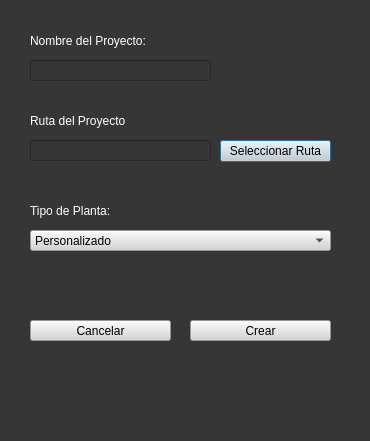
First picture: the form in App/Simulator_App/ui/project_create.ui, repository DanielMontoyaR/Toolbox-de-Simulaci-n-para-An-lisis-de-Se-ales-Mixtas, before the edit.
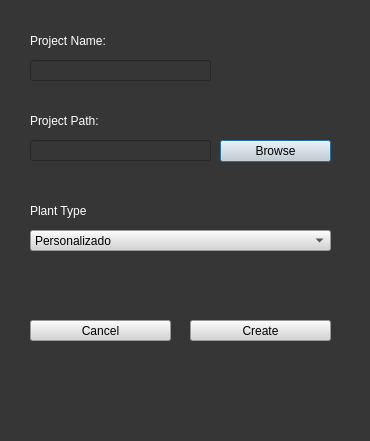
Second picture: the form after the edit.

Patch:
```diff
--- a/App/Simulator_App/ui/project_create.ui
+++ b/App/Simulator_App/ui/project_create.ui
@@ -39,7 +39,7 @@
 font: 10pt &quot;MS Shell Dlg 2&quot;;</string>
    </property>
    <property name="text">
-    <string>Nombre del Proyecto:</string>
+    <string>Project Name:</string>
    </property>
   </widget>
   <widget class="QLineEdit" name="nombreproyectolineEdit">
@@ -69,7 +69,7 @@
 color:rgb(255, 255, 255)</string>
    </property>
    <property name="text">
-    <string>Ruta del Proyecto</string>
+    <string>Project Path:</string>
    </property>
   </widget>
   <widget class="QLineEdit" name="rutalineEdit">
@@ -102,7 +102,7 @@
 font: 10pt &quot;MS Shell Dlg 2&quot;;</string>
    </property>
    <property name="text">
-    <string>Seleccionar Ruta</string>
+    <string>Browse</string>
    </property>
   </widget>
   <widget class="QLabel" name="plantaLabel">
@@ -119,7 +119,7 @@
 color:rgb(255, 255, 255)</string>
    </property>
    <property name="text">
-    <string>Tipo de Planta:</string>
+    <string>Plant Type</string>
    </property>
   </widget>
   <widget class="QComboBox" name="plantacomboBox">
@@ -191,7 +191,7 @@
 font: 10pt &quot;MS Shell Dlg 2&quot;;</string>
    </property>
    <property name="text">
-    <string>Cancelar</string>
+    <string>Cancel</string>
    </property>
   </widget>
   <widget class="QPushButton" name="crearButton">
@@ -208,7 +208,7 @@
 font: 10pt &quot;MS Shell Dlg 2&quot;;</string>
    </property>
    <property name="text">
-    <string>Crear</string>
+    <string>Create</string>
    </property>
   </widget>
  </widget>
```
Left out of the diff: 18 changed lines with no effect on the pictures.
